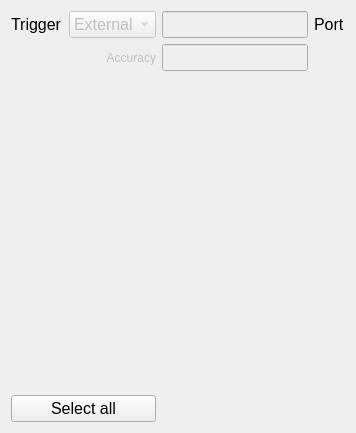
Qt form pharos/view/GUI/QtCreator/monitor_config.ui (uetke/UUPharosController) before a commit.
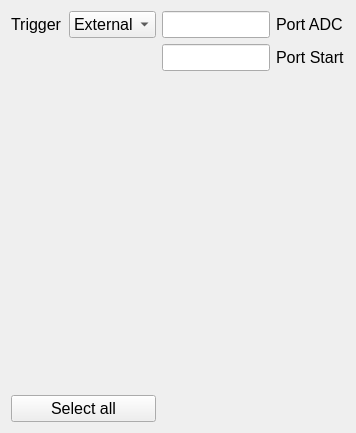
The same form after that commit.

Patch:
```diff
--- a/pharos/view/GUI/QtCreator/monitor_config.ui
+++ b/pharos/view/GUI/QtCreator/monitor_config.ui
@@ -21,7 +21,11 @@
     <widget class="QLabel" name="trigger_label">
      <property name="font">
       <font>
+       <family>MS Shell Dlg 2</family>
        <pointsize>12</pointsize>
+       <weight>50</weight>
+       <italic>false</italic>
+       <bold>false</bold>
       </font>
      </property>
      <property name="text">
@@ -35,11 +39,15 @@
    <item row="0" column="1">
     <widget class="QComboBox" name="trigger">
      <property name="enabled">
-      <bool>false</bool>
+      <bool>true</bool>
      </property>
      <property name="font">
       <font>
+       <family>MS Shell Dlg 2</family>
        <pointsize>12</pointsize>
+       <weight>50</weight>
+       <italic>false</italic>
+       <bold>false</bold>
       </font>
      </property>
      <item>
@@ -55,17 +63,21 @@
     </widget>
    </item>
    <item row="0" column="2">
-    <widget class="QLineEdit" name="trigger_info">
+    <widget class="QLineEdit" name="trigger_adc">
      <property name="enabled">
-      <bool>false</bool>
+      <bool>true</bool>
      </property>
      <property name="font">
       <font>
+       <family>MS Shell Dlg 2</family>
        <pointsize>12</pointsize>
+       <weight>50</weight>
+       <italic>false</italic>
+       <bold>false</bold>
       </font>
      </property>
      <property name="toolTip">
-      <string extracomment="e.g.: PFI0"/>
+      <string extracomment="e.g.: PFI0">Which port to use to trigger the analog to digital conversion.</string>
      </property>
     </widget>
    </item>
@@ -73,39 +85,62 @@
     <widget class="QLabel" name="label">
      <property name="font">
       <font>
+       <family>MS Shell Dlg 2</family>
        <pointsize>12</pointsize>
+       <weight>50</weight>
+       <italic>false</italic>
+       <bold>false</bold>
       </font>
      </property>
      <property name="text">
-      <string>Port</string>
-     </property>
-    </widget>
-   </item>
-   <item row="1" column="0" colspan="2">
-    <widget class="QLabel" name="label_2">
-     <property name="enabled">
-      <bool>false</bool>
-     </property>
-     <property name="text">
-      <string>Accuracy</string>
-     </property>
-     <property name="alignment">
-      <set>Qt::AlignRight|Qt::AlignTrailing|Qt::AlignVCenter</set>
-     </property>
-     <property name="buddy">
-      <cstring>accuracy</cstring>
+      <string>Port ADC</string>
      </property>
     </widget>
    </item>
    <item row="1" column="2">
-    <widget class="QLineEdit" name="accuracy">
+    <widget class="QLineEdit" name="trigger_start">
      <property name="enabled">
-      <bool>false</bool>
+      <bool>true</bool>
      </property>
      <property name="font">
       <font>
+       <family>MS Shell Dlg 2</family>
        <pointsize>12</pointsize>
+       <weight>50</weight>
+       <italic>false</italic>
+       <bold>false</bold>
       </font>
+     </property>
+     <property name="toolTip">
+      <string>Which port to use if the acquisition starts with an external trigger</string>
+     </property>
+    </widget>
+   </item>
+   <item row="1" column="3">
+    <widget class="QLabel" name="label_3">
+     <property name="font">
+      <font>
+       <family>MS Shell Dlg 2</family>
+       <pointsize>12</pointsize>
+       <weight>50</weight>
+       <italic>false</italic>
+       <bold>false</bold>
+      </font>
+     </property>
+     <property name="text">
+      <string>Port Start</string>
+     </property>
+    </widget>
+   </item>
+   <item row="3" column="0" colspan="2">
+    <widget class="QPushButton" name="select_all">
+     <property name="font">
+      <font>
+       <pointsize>12</pointsize>
+      </font>
+     </property>
+     <property name="text">
+      <string>Select all</string>
      </property>
     </widget>
    </item>
@@ -116,18 +151,6 @@
      </item>
     </layout>
    </item>
-   <item row="3" column="0" colspan="2">
-    <widget class="QPushButton" name="select_all">
-     <property name="font">
-      <font>
-       <pointsize>12</pointsize>
-      </font>
-     </property>
-     <property name="text">
-      <string>Select all</string>
-     </property>
-    </widget>
-   </item>
   </layout>
  </widget>
  <resources/>
```
